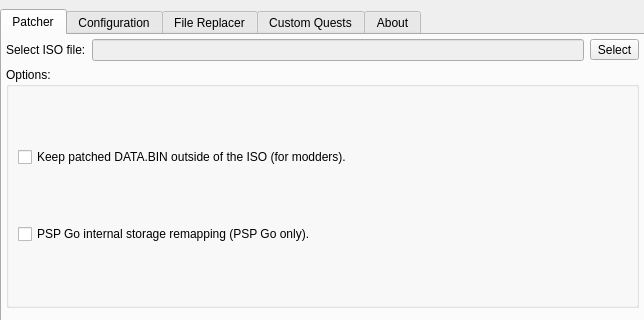
Qt form qt_ui.ui (FUComplete/FUCTool) before a commit; both pictures show x 0 to 644 and y 0 to 320 of the 644 by 590 pixel window.
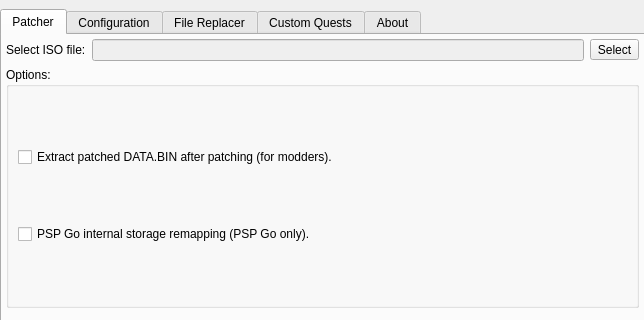
The same form after that commit. Icons and pictures are not drawn.

Commit message: Extract patched data.bin after patching.

The edit to the form file:
```diff
--- a/qt_ui.ui
+++ b/qt_ui.ui
@@ -110,7 +110,7 @@
             <item>
              <widget class="QCheckBox" name="keep_databin">
               <property name="text">
-               <string notr="true">Keep patched DATA.BIN outside of the ISO (for modders).</string>
+               <string notr="true">Extract patched DATA.BIN after patching (for modders).</string>
               </property>
              </widget>
             </item>
```
The commit also changes 2 other files.
